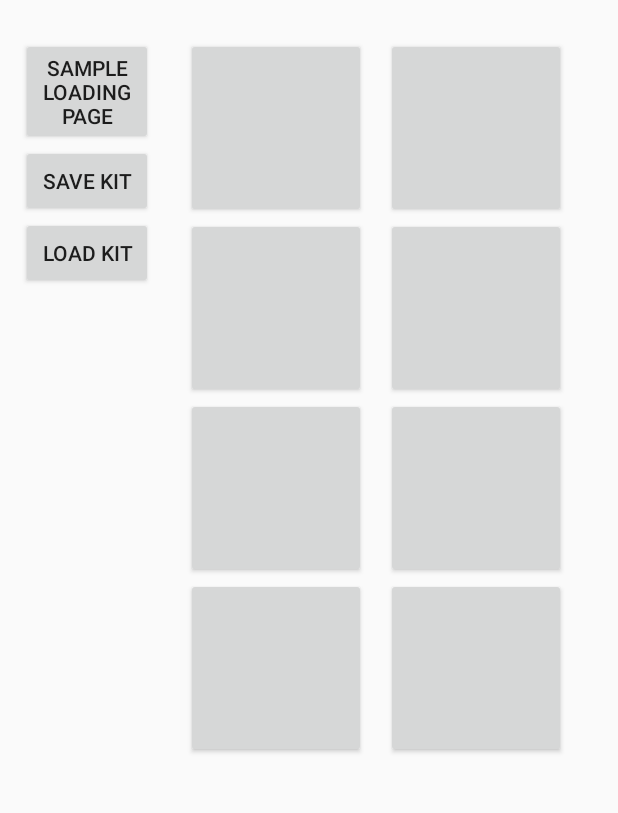
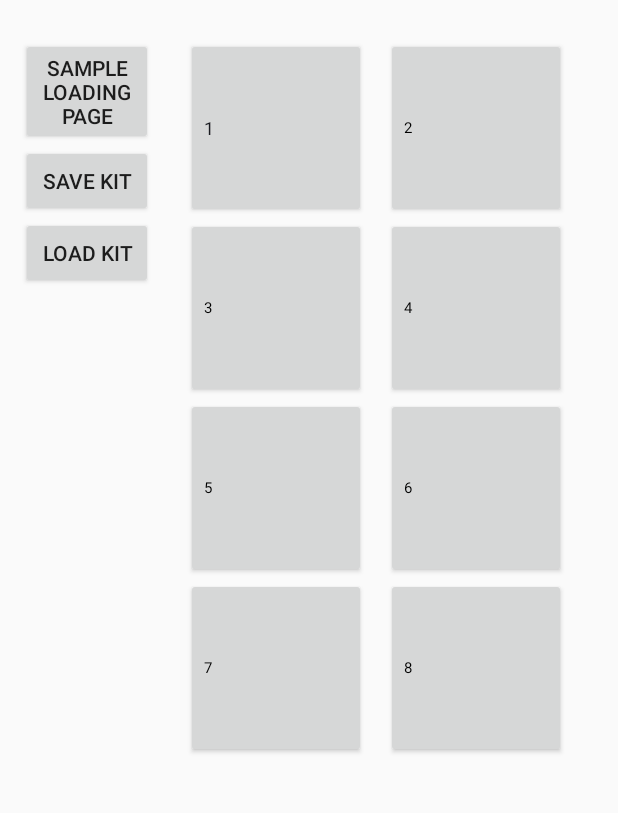
Before and after one commit to ltplace/SampleMusicApp, an Android app: the screen it shows after launch (MainActivity), on a phone screen of 412 x 824 dp, the part 73-886 px from its top. Run offline under Robolectric (Android 15) with nearby library versions, the phone set to English and light mode, and no system bars; 10 statements that could not run were skipped.

Commit message:
adds numbers to pads

```diff
--- a/app/src/main/res/layout-land/activity_main.xml
+++ b/app/src/main/res/layout-land/activity_main.xml
@@ -11,7 +11,9 @@
         android:layout_marginStart="101dp"
         android:layout_marginTop="80dp"
         android:onClick="doBtnClick1"
-        android:text="" />
+        android:text="1"
+        android:textAlignment="viewStart"
+        android:textAppearance="@style/TextAppearance.AppCompat.Notification.Info" />
 
     <Button
         android:id="@+id/buttonSound_02"
@@ -20,7 +22,9 @@
         android:layout_alignStart="@+id/buttonSound_01"
         android:layout_below="@+id/buttonSound_01"
         android:onClick="doBtnClick2"
-        android:text="" />
+        android:text="2"
+        android:textAlignment="viewStart"
+        android:textAppearance="@style/TextAppearance.AppCompat.Notification.Info" />
 
     <Button
         android:id="@+id/buttonSound_03"
@@ -29,7 +33,9 @@
         android:layout_alignTop="@+id/buttonSound_01"
         android:layout_toEndOf="@+id/buttonSound_01"
         android:onClick="doBtnClick3"
-        android:text="" />
+        android:text="3"
+        android:textAlignment="viewStart"
+        android:textAppearance="@style/TextAppearance.AppCompat.Notification.Info" />
 
     <Button
         android:id="@+id/buttonSound_04"
@@ -38,7 +44,9 @@
         android:layout_below="@+id/buttonSound_01"
         android:layout_toEndOf="@+id/buttonSound_01"
         android:onClick="doBtnClick4"
-        android:text="" />
+        android:text="4"
+        android:textAlignment="viewStart"
+        android:textAppearance="@style/TextAppearance.AppCompat.Notification.Info" />
 
     <Button
         android:id="@+id/buttonSound_05"
@@ -47,7 +55,9 @@
         android:layout_alignTop="@+id/buttonSound_03"
         android:layout_toEndOf="@+id/buttonSound_03"
         android:onClick="doBtnClick5"
-        android:text="" />
+        android:text="5"
+        android:textAlignment="viewStart"
+        android:textAppearance="@style/TextAppearance.AppCompat.Notification.Info" />
 
     <Button
         android:id="@+id/buttonSound_06"
@@ -56,7 +66,9 @@
         android:layout_below="@+id/buttonSound_05"
         android:layout_toEndOf="@+id/buttonSound_04"
         android:onClick="doBtnClick6"
-        android:text="" />
+        android:text="6"
+        android:textAlignment="viewStart"
+        android:textAppearance="@style/TextAppearance.AppCompat.Notification.Info" />
 
     <Button
         android:id="@+id/buttonSound_07"
@@ -65,7 +77,9 @@
         android:layout_alignTop="@+id/buttonSound_05"
         android:layout_toEndOf="@+id/buttonSound_05"
         android:onClick="doBtnClick7"
-        android:text="" />
+        android:text="7"
+        android:textAlignment="viewStart"
+        android:textAppearance="@style/TextAppearance.AppCompat.Notification.Info" />
 
     <Button
         android:id="@+id/buttonSound_08"
@@ -74,7 +88,9 @@
         android:layout_below="@+id/buttonSound_07"
         android:layout_toEndOf="@+id/buttonSound_06"
         android:onClick="doBtnClick8"
-        android:text="" />
+        android:text="8"
+        android:textAlignment="viewStart"
+        android:textAppearance="@style/TextAppearance.AppCompat.Notification.Info" />
 
     <Button
         android:id="@+id/sampleLoad"
--- a/app/src/main/res/layout/activity_main.xml
+++ b/app/src/main/res/layout/activity_main.xml
@@ -15,7 +15,9 @@
         android:layout_below="@+id/sampleMusic_textView"
         android:layout_marginTop="25dp"
         android:onClick="doBtnClick1"
-        android:text="" />
+        android:text="1"
+        android:textAlignment="viewStart"
+        android:textAppearance="@style/TextAppearance.Compat.Notification.Info" />
 
     <Button
         android:id="@+id/buttonSound_02"
@@ -25,7 +27,9 @@
         android:layout_marginStart="13dp"
         android:layout_toEndOf="@+id/buttonSound_01"
         android:onClick="doBtnClick2"
-        android:text="" />
+        android:text="2"
+        android:textAlignment="viewStart"
+        android:textAppearance="@style/TextAppearance.AppCompat.Notification.Info" />
 
     <Button
         android:id="@+id/buttonSound_03"
@@ -34,7 +38,9 @@
         android:layout_alignStart="@+id/buttonSound_01"
         android:layout_below="@+id/buttonSound_01"
         android:onClick="doBtnClick3"
-        android:text="" />
+        android:text="3"
+        android:textAlignment="viewStart"
+        android:textAppearance="@style/TextAppearance.AppCompat.Notification.Info" />
 
     <Button
         android:id="@+id/buttonSound_04"
@@ -43,7 +49,9 @@
         android:layout_alignStart="@+id/buttonSound_02"
         android:layout_below="@+id/buttonSound_02"
         android:onClick="doBtnClick4"
-        android:text="" />
+        android:text="4"
+        android:textAlignment="viewStart"
+        android:textAppearance="@style/TextAppearance.AppCompat.Notification.Info" />
 
     <Button
         android:id="@+id/buttonSound_05"
@@ -52,7 +60,9 @@
         android:layout_alignStart="@+id/buttonSound_03"
         android:layout_below="@+id/buttonSound_03"
         android:onClick="doBtnClick5"
-        android:text="" />
+        android:text="5"
+        android:textAlignment="viewStart"
+        android:textAppearance="@style/TextAppearance.AppCompat.Notification.Info" />
 
     <Button
         android:id="@+id/buttonSound_06"
@@ -61,7 +71,9 @@
         android:layout_alignStart="@+id/buttonSound_04"
         android:layout_below="@+id/buttonSound_04"
         android:onClick="doBtnClick6"
-        android:text="" />
+        android:text="6"
+        android:textAlignment="viewStart"
+        android:textAppearance="@style/TextAppearance.AppCompat.Notification.Info" />
 
     <Button
         android:id="@+id/buttonSound_07"
@@ -70,7 +82,9 @@
         android:layout_alignStart="@+id/buttonSound_05"
         android:layout_below="@+id/buttonSound_05"
         android:onClick="doBtnClick7"
-        android:text="" />
+        android:text="7"
+        android:textAlignment="viewStart"
+        android:textAppearance="@style/TextAppearance.AppCompat.Notification.Info" />
 
     <Button
         android:id="@+id/buttonSound_08"
@@ -79,7 +93,9 @@
         android:layout_alignStart="@+id/buttonSound_06"
         android:layout_below="@+id/buttonSound_06"
         android:onClick="doBtnClick8"
-        android:text="" />
+        android:text="8"
+        android:textAlignment="viewStart"
+        android:textAppearance="@style/TextAppearance.AppCompat.Notification.Info" />
 
     <TextView
         android:id="@+id/sampleMusic_textView"
```
